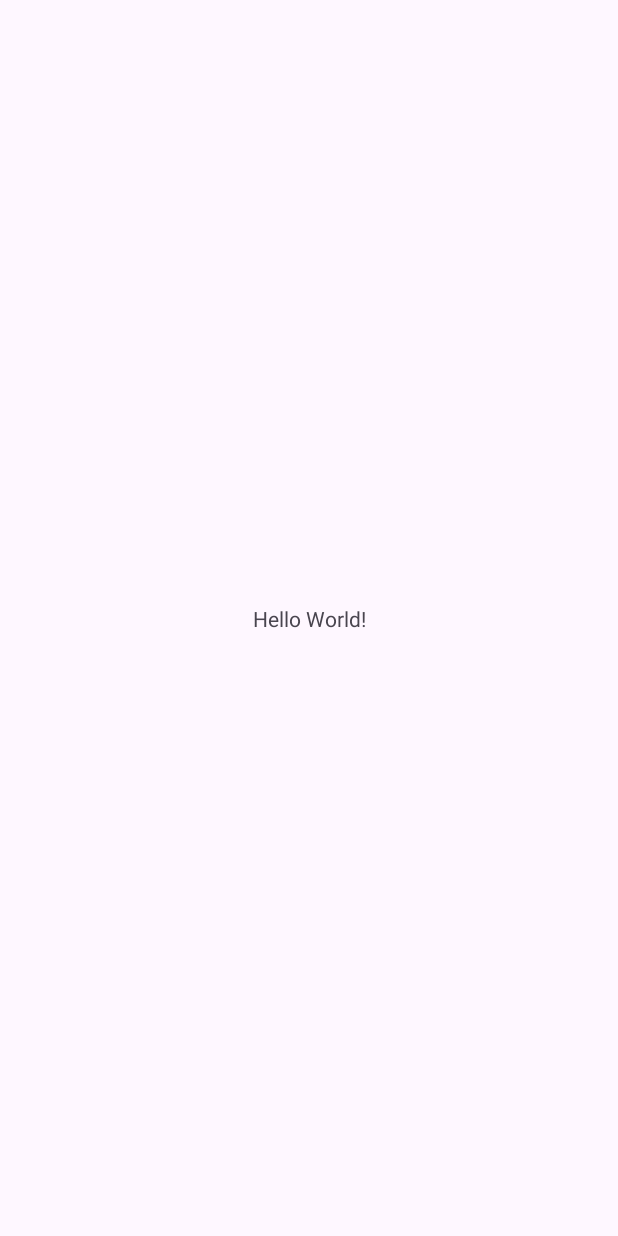
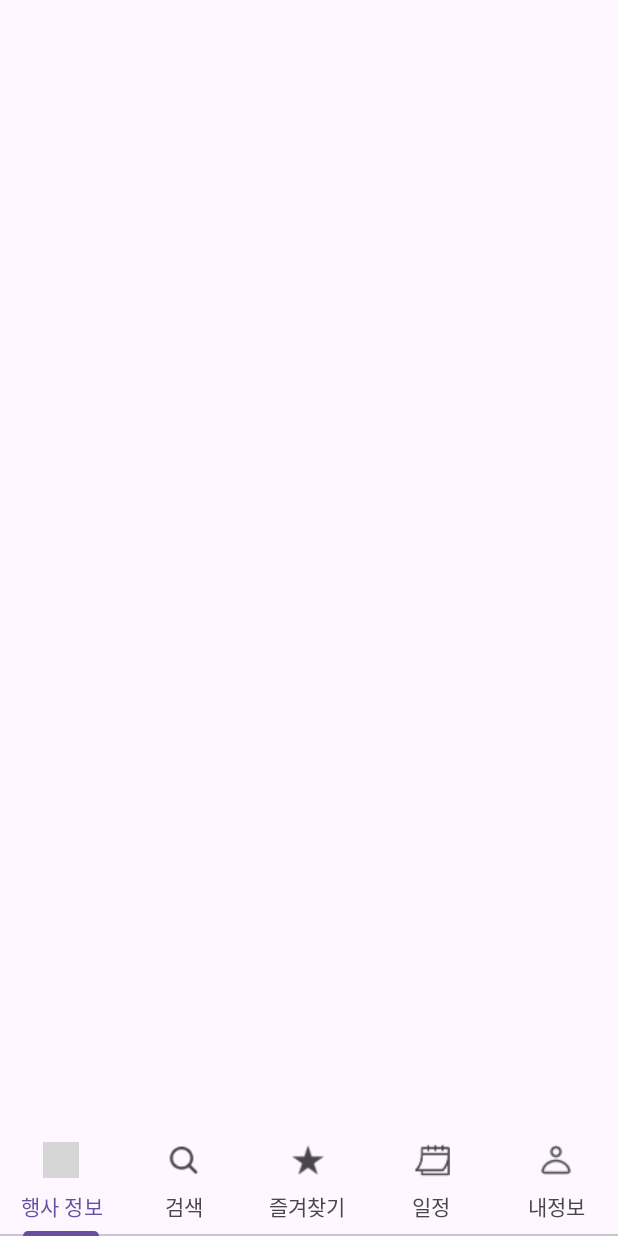
Before and after one commit to HaeJua/Haejua_FE, an Android app: the screen it shows after launch (MainActivity), on a phone screen of 412 x 824 dp. Before the commit the screen is almost empty. Run offline under Robolectric (Android 15) with nearby library versions, the phone set to English and light mode, and no system bars; grey boxes are pictures that could not be loaded.

Commit message:
C: Splash, Main Page XML

```diff
--- a/app/src/main/res/layout/activity_main.xml
+++ b/app/src/main/res/layout/activity_main.xml
@@ -7,13 +7,51 @@
     android:layout_height="match_parent"
     tools:context=".ui.MainActivity">
 
-    <TextView
-        android:layout_width="wrap_content"
+    <FrameLayout
+        android:id="@+id/tab_content"
+        android:layout_width="match_parent"
+        android:layout_height="0dp"
+        app:layout_constraintStart_toStartOf="parent"
+        app:layout_constraintEnd_toEndOf="parent"
+        app:layout_constraintTop_toTopOf="parent"
+        app:layout_constraintBottom_toTopOf="@id/tab_menu"/>
+
+    <com.google.android.material.tabs.TabLayout
+        android:id="@+id/tab_menu"
+        android:layout_width="match_parent"
         android:layout_height="wrap_content"
-        android:text="Hello World!"
-        app:layout_constraintBottom_toBottomOf="parent"
+        app:layout_constraintStart_toStartOf="parent"
         app:layout_constraintEnd_toEndOf="parent"
-        app:layout_constraintStart_toStartOf="parent"
-        app:layout_constraintTop_toTopOf="parent" />
+        app:layout_constraintBottom_toBottomOf="parent">
 
+        <com.google.android.material.tabs.TabItem
+            android:layout_width="wrap_content"
+            android:layout_height="wrap_content"
+            android:text="행사 정보"
+            android:icon="@drawable/Ferris_icon"/>
+
+        <com.google.android.material.tabs.TabItem
+            android:layout_width="wrap_content"
+            android:layout_height="wrap_content"
+            android:text="검색"
+            android:icon="@drawable/search_icon"/>
+
+        <com.google.android.material.tabs.TabItem
+            android:layout_width="wrap_content"
+            android:layout_height="wrap_content"
+            android:text="즐겨찾기"
+            android:icon="@drawable/star_icon"/>
+
+        <com.google.android.material.tabs.TabItem
+            android:layout_width="wrap_content"
+            android:layout_height="wrap_content"
+            android:text="일정"
+            android:icon="@drawable/scedule_icon"/>
+
+        <com.google.android.material.tabs.TabItem
+            android:layout_width="wrap_content"
+            android:layout_height="wrap_content"
+            android:text="내정보"
+            android:icon="@drawable/profile_icon"/>
+    </com.google.android.material.tabs.TabLayout>
 </androidx.constraintlayout.widget.ConstraintLayout>
```
Also changed, not shown: app/src/main/res/layout/activity_splash.xml (added, +39 -0 lines), app/src/main/res/layout/favorite.xml (added, +9 -0 lines), app/src/main/res/values/colors.xml (+12 -0 lines), app/src/main/res/drawable/ferris_icon.png (added), app/src/main/res/drawable/people_icon.png (added), app/src/main/res/drawable/profile_icon.png (added), app/src/main/res/drawable/scedule_icon.png (added), app/src/main/res/drawable/search_icon.png (added), app/src/main/res/drawable/star_icon.png (added).
